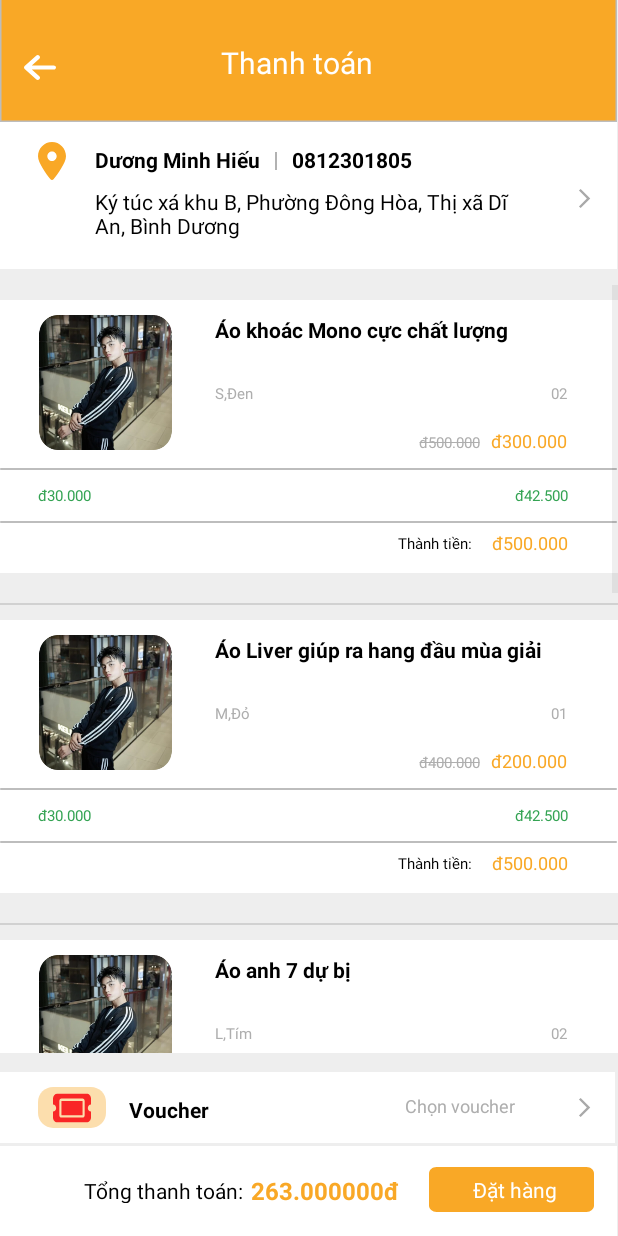
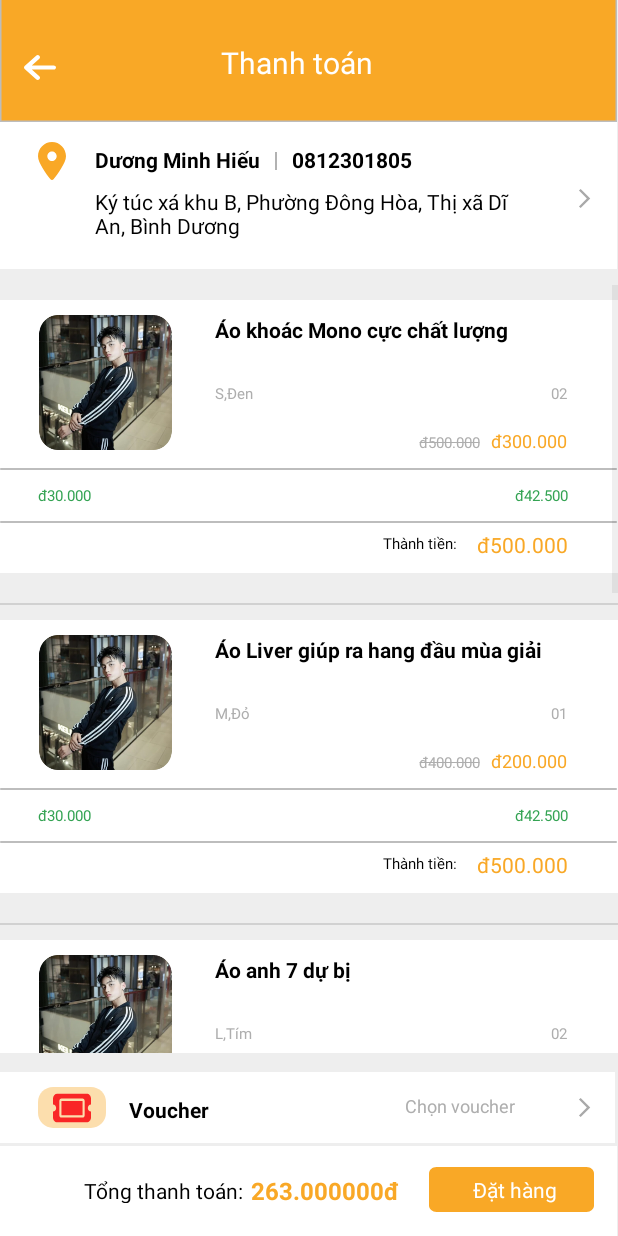
Before and after one commit to SETQT/Android, an Android app: the activity_payment screen opened directly, with no data from a screen before it, on a phone screen of 412 x 824 dp. Run offline under Robolectric (Android 15) with nearby library versions, the phone set to English and light mode, and no system bars.

Commit message:
update UI viewproduct

```diff
--- a/app/src/main/res/layout/activity_view_product.xml
+++ b/app/src/main/res/layout/activity_view_product.xml
@@ -99,12 +99,12 @@
 
                 <TextView
                     android:id="@+id/name_view_product"
-                    android:layout_width="wrap_content"
-                    android:layout_height="wrap_content"
+                    android:layout_width="350dp"
+                    android:layout_height="40dp"
                     android:layout_alignParentLeft="true"
                     android:layout_alignParentTop="true"
                     android:layout_marginLeft="27dp"
-                    android:layout_marginTop="20dp"
+                    android:layout_marginTop="8dp"
                     android:gravity="center_vertical"
                     android:text="Áo khoác Mono cực cháy"
                     android:textAppearance="@style/phone_user_payment"
--- a/app/src/main/res/values/styles.xml
+++ b/app/src/main/res/values/styles.xml
@@ -164,7 +164,7 @@
     <style name="cost_product_payment">
 
         <item name="android:textSize">
-            12sp
+            14sp
         </item>
 
         <item name="android:textColor">
```
